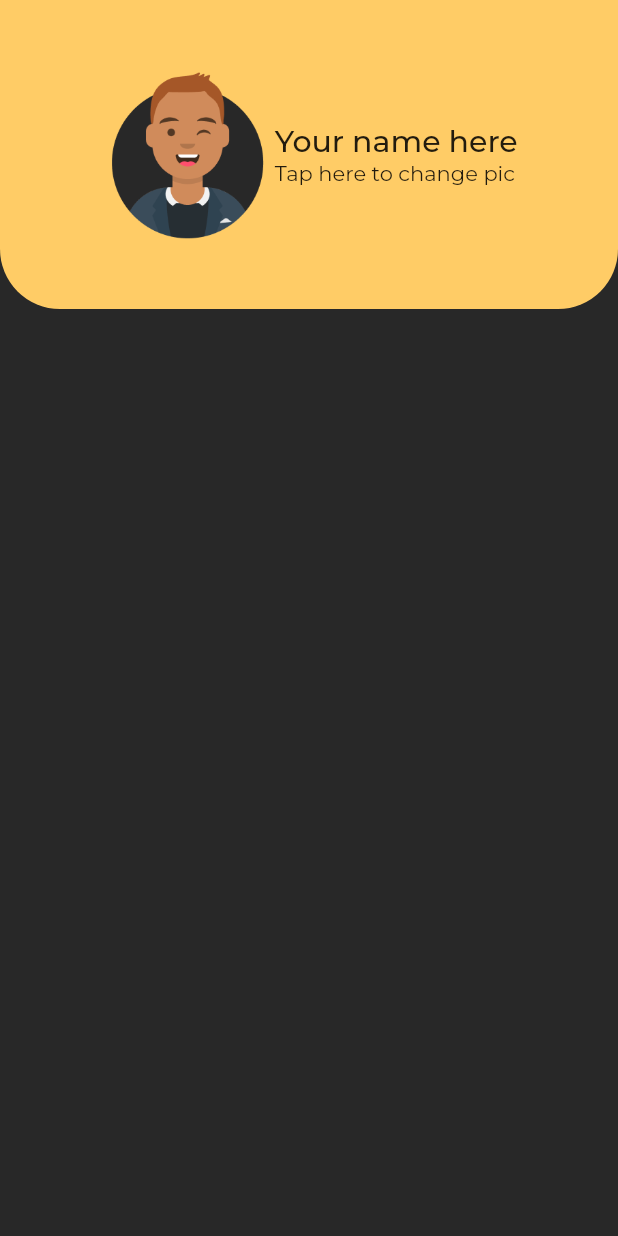
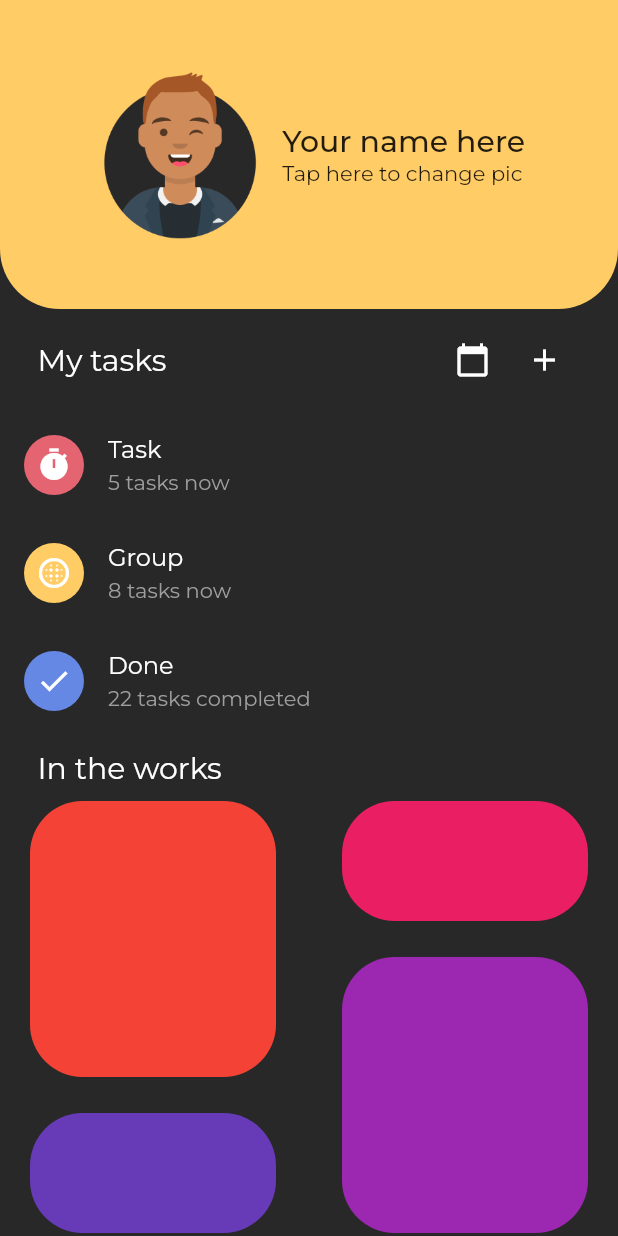
Before and after one commit to NoScopeDevs/todo_app_clone, a Flutter app: the screen it shows after launch, on a phone screen of 412 x 824 dp. Run offline on Flutter 3.47's test engine with Material 2 defaults, Android fonts, the phone set to English and light mode, and no system bars; our stand-ins replace google_fonts.

Commit message:
home screen finished

```diff
--- a/lib/screens/home.dart
+++ b/lib/screens/home.dart
@@ -1,5 +1,41 @@
 import 'package:flutter/material.dart';
+import 'package:flutter_staggered_grid_view/flutter_staggered_grid_view.dart';
 import 'package:todo_app_clone/constants.dart';
+
+class TaskItem {
+  const TaskItem({
+    this.title,
+    this.color,
+    this.description,
+    this.icon,
+  });
+
+  final Color color;
+  final IconData icon;
+  final String title;
+  final String description;
+}
+
+const taskItems = [
+  const TaskItem(
+    title: 'Task',
+    description: '5 tasks now',
+    color: kSecondaryRed,
+    icon: Icons.timer,
+  ),
+  const TaskItem(
+    title: 'Group',
+    description: '8 tasks now',
+    color: kPrimaryYellow,
+    icon: Icons.blur_circular,
+  ),
+  const TaskItem(
+    title: 'Done',
+    description: '22 tasks completed',
+    color: kSecondaryBlue,
+    icon: Icons.check,
+  ),
+];
 
 class HomeScreen extends StatelessWidget {
   const HomeScreen({Key key}) : super(key: key);
@@ -11,6 +47,119 @@ class HomeScreen extends StatelessWidget {
       body: Column(
         children: [
           _Header(),
+          _MyTasks(),
+          _InTheWorks(),
+        ],
+      ),
+    );
+  }
+}
+
+class _InTheWorks extends StatelessWidget {
+  const _InTheWorks({Key key}) : super(key: key);
+
+  @override
+  Widget build(BuildContext context) {
+    return Expanded(
+      child: Column(
+        crossAxisAlignment: CrossAxisAlignment.stretch,
+        children: [
+          Padding(
+            padding: const EdgeInsets.only(left: 25.0, top: 10.0),
+            child: Text(
+              'In the works',
+              style: TextStyle(color: Colors.white, fontSize: 20.0),
+            ),
+          ),
+          Expanded(
+            child: StaggeredGridView.countBuilder(
+              crossAxisCount: 4,
+              itemCount: 8,
+              itemBuilder: (BuildContext context, int index) {
+                return Container(
+                  margin: const EdgeInsets.symmetric(
+                    vertical: 10.0,
+                    horizontal: 20.0,
+                  ),
+                  decoration: BoxDecoration(
+                    color: Colors.primaries[index],
+                    borderRadius: BorderRadius.circular(35.0),
+                  ),
+                );
+              },
+              staggeredTileBuilder: (int index) {
+                return StaggeredTile.count(2, index.isEven ? 2 : 1);
+              },
+              mainAxisSpacing: 4.0,
+              crossAxisSpacing: 4.0,
+            ),
+          ),
+        ],
+      ),
+    );
+  }
+}
+
+class _MyTasks extends StatelessWidget {
+  const _MyTasks({Key key}) : super(key: key);
+
+  @override
+  Widget build(BuildContext context) {
+    return Column(
+      children: [
+        _TasksActionBar(),
+        Column(
+          children: [
+            for (var item in taskItems)
+              ListTile(
+                title: Text(
+                  item.title,
+                  style: TextStyle(color: Colors.white),
+                ),
+                subtitle: Text(
+                  item.description,
+                  style: TextStyle(color: Colors.grey),
+                ),
+                leading: CircleAvatar(
+                  backgroundColor: item.color,
+                  child: Icon(item.icon, color: Colors.white),
+                ),
+              ),
+          ],
+        ),
+      ],
+    );
+  }
+}
+
+class _TasksActionBar extends StatelessWidget {
+  const _TasksActionBar({
+    Key key,
+  }) : super(key: key);
+
+  @override
+  Widget build(BuildContext context) {
+    return Padding(
+      padding: const EdgeInsets.symmetric(
+        horizontal: 25.0,
+        vertical: 10.0,
+      ),
+      child: Row(
+        mainAxisAlignment: MainAxisAlignment.center,
+        children: [
+          Text(
+            'My tasks',
+            style: TextStyle(color: Colors.white, fontSize: 20.0),
+          ),
+          Spacer(),
+          IconButton(
+            icon: Icon(Icons.calendar_today, color: Colors.white),
+            onPressed: () {},
+          ),
+          IconButton(
+            icon: Icon(Icons.add, color: Colors.white),
+            onPressed: () {},
+          ),
         ],
       ),
     );
@@ -38,6 +187,7 @@ class _Header extends StatelessWidget {
             height: MediaQuery.of(context).size.height * 0.15,
             child: Image.asset('assets/avatars/1.png'),
           ),
+          SizedBox(width: 10.0),
           Column(
             mainAxisAlignment: MainAxisAlignment.center,
             crossAxisAlignment: CrossAxisAlignment.start,
```
